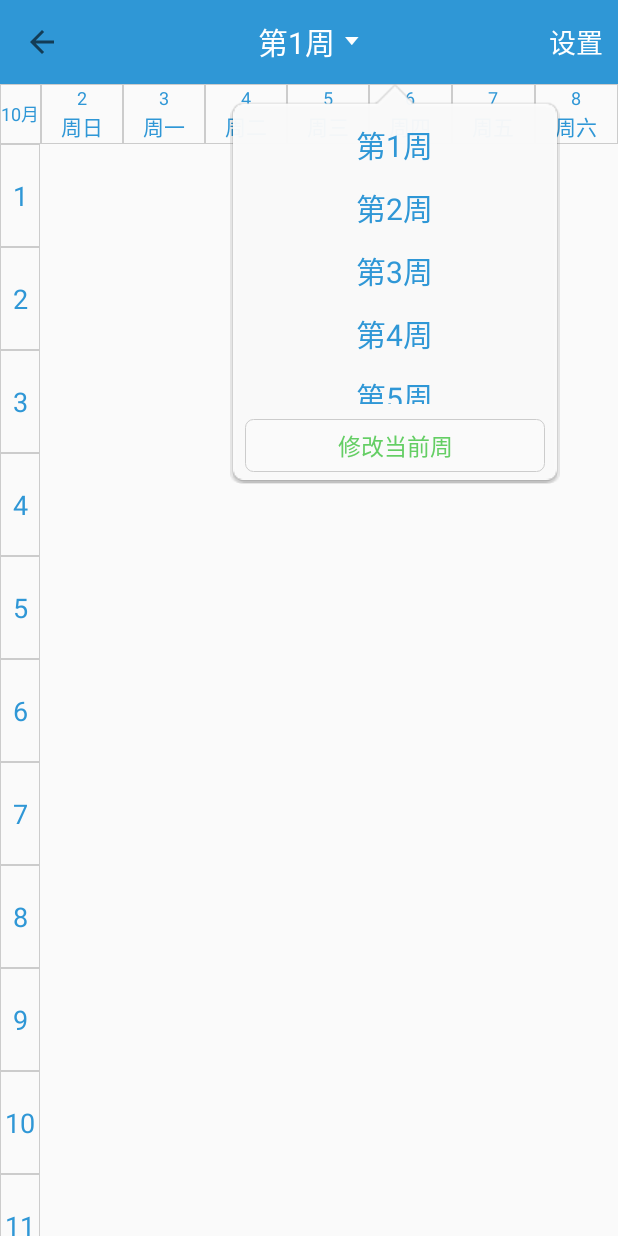
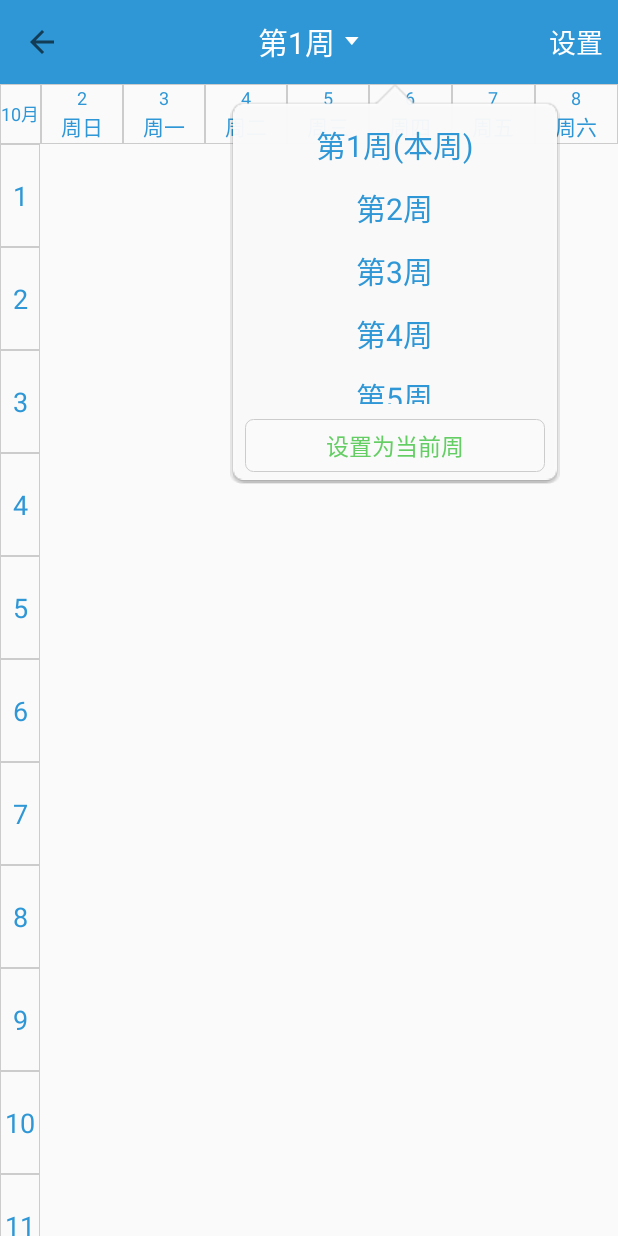
Before and after one commit to STRSong/UPCAid, an Android app: the CourseActivity screen opened directly, with no data from a screen before it, after a tap on "第1周", on a phone screen of 412 x 824 dp. Run offline under Robolectric (Android 15) with nearby library versions, the phone set to English and light mode, and no system bars; 1 statement that could not run was skipped.

Commit message:
周数记录添加前

```diff
--- a/app/build.gradle
+++ b/app/build.gradle
@@ -8,8 +8,8 @@ android {
         applicationId "jwxt.cacher.cc.jwxt"
         minSdkVersion 14
         targetSdkVersion 23
-        versionCode 4
-        versionName "1.3"
+        versionCode 5
+        versionName "1.3.1"
     }
     buildTypes {
         release {
--- a/app/src/main/java/jwxt/cacher/cc/jwxt/CourseActivity.java
+++ b/app/src/main/java/jwxt/cacher/cc/jwxt/CourseActivity.java
@@ -1,6 +1,7 @@
 package jwxt.cacher.cc.jwxt;
 
 import android.content.Context;
+import android.content.SharedPreferences;
 import android.graphics.Color;
 import android.graphics.Typeface;
 import android.os.Bundle;
@@ -26,8 +27,10 @@ import android.widget.RelativeLayout;
 import android.widget.TextView;
 
 
+import java.text.SimpleDateFormat;
 import java.util.ArrayList;
 import java.util.Calendar;
+import java.util.Date;
 import java.util.HashMap;
 import java.util.List;
 import java.util.Map;
@@ -60,6 +63,15 @@ public class CourseActivity extends AppCompatActivity {
     int[] backDrawable;
     List<TextView> currentCourses;
 
+    private SharedPreferences sharedPreferences;
+    private int currentWeek;
+    private int lastCurrentWeek;
+    private int currentWeekOfYear;
+    private int timeWeek;
+    private ListView listViewWeek;
+    private WeekChoiceAdapter adapter;
+    private Calendar calendar;
+
     @Override
     protected void onCreate(@Nullable Bundle savedInstanceState) {
         super.onCreate(savedInstanceState);
@@ -67,14 +79,13 @@ public class CourseActivity extends AppCompatActivity {
         setContentView(R.layout.activity_course);
         context = this;
 
-        toolbar=(Toolbar) findViewById(R.id.toolbar_course);
+        toolbar = (Toolbar) findViewById(R.id.toolbar_course);
         setSupportActionBar(toolbar);
-        ActionBar actionBar=getSupportActionBar();
-        if(actionBar!=null){
+        ActionBar actionBar = getSupportActionBar();
+        if (actionBar != null) {
             actionBar.setDisplayShowTitleEnabled(false);
             actionBar.setDisplayHomeAsUpEnabled(true);
         }
-
         textViewMonth = (TextView) findViewById(R.id.course_month);
         textViewSun = (TextView) findViewById(R.id.course_sun);
         textViewMon = (TextView) findViewById(R.id.course_mon);
@@ -83,30 +94,16 @@ public class CourseActivity extends AppCompatActivity {
         textViewThu = (TextView) findViewById(R.id.course_thu);
         textViewFri = (TextView) findViewById(R.id.course_fri);
         textViewSat = (TextView) findViewById(R.id.course_sat);
-        textViewWeek=(TextView)findViewById(R.id.course_week);
-        textViewWeekChoice=(TextView)findViewById(R.id.course_choice);
-        Typeface iconfont=Typeface.createFromAsset(getAssets(), "iconfont/iconfont.ttf");
+
+        textViewWeekChoice = (TextView) findViewById(R.id.course_choice);
+        Typeface iconfont = Typeface.createFromAsset(getAssets(), "iconfont/iconfont.ttf");
         textViewWeekChoice.setTypeface(iconfont);
-        currentCourses=new ArrayList<>();
-
-
-
-//        connection = (JWXTConnection) getIntent().getSerializableExtra("connection");
-        szsdConnection=(SZSDConnection)getIntent().getSerializableExtra("connection");
-        courseList=(ArrayList<Course>)getIntent().getSerializableExtra("course");
-        System.out.println(courseList);
-        backDrawable=new int[9];
-        backDrawable[0]=R.drawable.course_info_blue;
-        backDrawable[1]=R.drawable.course_info_green;
-        backDrawable[2]=R.drawable.course_info_pink;
-        backDrawable[3]=R.drawable.course_info_red;
-        backDrawable[4]=R.drawable.course_info_yellow;
-        backDrawable[5]=R.drawable.course_info_greedyellow;
-        backDrawable[6]=R.drawable.course_info_qing;
-        backDrawable[7]=R.drawable.course_info_purple;
-        backDrawable[8]=R.drawable.course_info_brown;
-
-        Calendar calendar = Calendar.getInstance();
+        currentCourses = new ArrayList<>();
+        textViewWeek = (TextView) findViewById(R.id.course_week);
+        sharedPreferences = this.getSharedPreferences("courseInfo", Context.MODE_PRIVATE);
+        /*计算时间*/
+        calendar = Calendar.getInstance();
+        calendar.setFirstDayOfWeek(Calendar.SUNDAY);
         int month = calendar.get(Calendar.MONTH) + 1;
         int day = calendar.get(Calendar.DAY_OF_MONTH);
         int week = calendar.get(Calendar.DAY_OF_WEEK);
@@ -126,12 +123,52 @@ public class CourseActivity extends AppCompatActivity {
         textViewSat.setText(String.valueOf(calendar.get(Calendar.DAY_OF_MONTH)));
 
         textViewMonth.setText(String.valueOf(month) + "月");
+        currentWeekOfYear = sharedPreferences.getInt("currentWeekOfYear", 0);
+        if (currentWeekOfYear == 0) {
+            currentWeekOfYear = calendar.get(Calendar.WEEK_OF_YEAR);
+            sharedPreferences.edit().putInt("currentWeekOfYear", calendar.get(Calendar.WEEK_OF_YEAR)).commit();
+        }
+        /***********************/
+        /*设置当前周*/
+        currentWeek = sharedPreferences.getInt("currentWeek", 0);
+        if (currentWeek == 0) {
+            currentWeek = 1;
+            sharedPreferences.edit().putInt("currentWeek", 1).commit();
+        }
+        if (calendar.get(Calendar.WEEK_OF_YEAR) > currentWeekOfYear) {
+            currentWeek += 1;
+            sharedPreferences.edit().putInt("currentWeek", currentWeek).commit();
+            sharedPreferences.edit().putInt("currentWeekOfYear", calendar.get(Calendar.WEEK_OF_YEAR)).commit();
+        }
+        lastCurrentWeek = sharedPreferences.getInt("lastCurrentWeek", 0);
+        if (lastCurrentWeek == 0) {
+            lastCurrentWeek = 1;
+        }
+        textViewWeek.setText("第" + currentWeek + "周");
+        /**************/
 
+
+//        connection = (JWXTConnection) getIntent().getSerializableExtra("connection");
+        szsdConnection = (SZSDConnection) getIntent().getSerializableExtra("connection");
+        courseList = (ArrayList<Course>) getIntent().getSerializableExtra("course");
+        System.out.println(courseList);
+        backDrawable = new int[9];
+        backDrawable[0] = R.drawable.course_info_blue;
+        backDrawable[1] = R.drawable.course_info_green;
+        backDrawable[2] = R.drawable.course_info_pink;
+        backDrawable[3] = R.drawable.course_info_red;
+        backDrawable[4] = R.drawable.course_info_yellow;
+        backDrawable[5] = R.drawable.course_info_greedyellow;
+        backDrawable[6] = R.drawable.course_info_qing;
+        backDrawable[7] = R.drawable.course_info_purple;
+        backDrawable[8] = R.drawable.course_info_brown;
+
+
+        /*绘制课程格子*/
         DisplayMetrics dm = new DisplayMetrics();
         getWindowManager().getDefaultDisplay().getMetrics(dm);
         firstColHeight = dm.heightPixels / 12;
         firstColWidth = dm.widthPixels / 30 * 2;
-
         courseColWidth = dm.widthPixels / 30 * 4;
         courseRelative = (RelativeLayout) findViewById(R.id.course_relative);
         System.out.println(firstColWidth);
@@ -175,12 +212,13 @@ public class CourseActivity extends AppCompatActivity {
                 }
             }
         }
+        /******************/
         initHandler();
         new Thread(new Runnable() {
             @Override
             public void run() {
-                Message msg=courseHandler.obtainMessage();
-                msg.arg1=1;
+                Message msg = courseHandler.obtainMessage();
+                msg.arg1 = currentWeek;
                 courseHandler.sendMessage(msg);
             }
         }).start();
@@ -197,8 +235,8 @@ public class CourseActivity extends AppCompatActivity {
                 super.handleMessage(msg);
 //                List<Course> courses = (List<Course>) msg.obj;
 
-                if(currentCourses.size()!=0){
-                    for(int i=0;i<currentCourses.size();i++){
+                if (currentCourses.size() != 0) {
+                    for (int i = 0; i < currentCourses.size(); i++) {
                         courseRelative.removeView(currentCourses.get(i));
                     }
                     currentCourses.clear();
@@ -207,7 +245,7 @@ public class CourseActivity extends AppCompatActivity {
                 List<Course> thisWeekCourses = new ArrayList<>();
                 Map<String, Integer> back = new HashMap<>();
                 //获取本周课程
-                for (int i = 0,b=0; i < courseList.size(); i++) {
+                for (int i = 0, b = 0; i < courseList.size(); i++) {
                     Course course = courseList.get(i);
                     if (course.isThisWeek(week)) {
                         thisWeekCourses.add(course);
@@ -251,49 +289,126 @@ public class CourseActivity extends AppCompatActivity {
 
         };
     }
-    public void on_ChoiceWeek_Click(View view){
-        if(weekChoicePopup!=null){
-            weekChoicePopup.showAsDropDown(toolbar,233,0);
+
+    public void on_ChoiceWeek_Click(View view) {
+        if (weekChoicePopup != null) {
+            weekChoicePopup.showAsDropDown(toolbar, 233, 0);
+            if (listViewWeek != null) {
+                /*设置list position*/
+                String week = textViewWeek.getText().toString();
+                week = week.substring(1, week.indexOf("周"));
+                int position = currentWeek;
+                try {
+                    position = Integer.parseInt(week);
+                    timeWeek = Integer.parseInt(week);
+                } catch (Exception e) {
+                    e.printStackTrace();
+                }
+                listViewWeek.setSelection(position - 3);
+                /*添加当前周String*/
+                int cWeek = sharedPreferences.getInt("currentWeek", 0);
+                int lWeek = sharedPreferences.getInt("lastCurrentWeek", 0);
+                if (cWeek != 0) {
+                    adapter.weekList.set(cWeek - 1, "第" + cWeek + "周" + "(本周)");
+                }
+                if (lWeek != 0) {
+                    adapter.weekList.set(lWeek - 1, "第" + lWeek + "周");
+                }
+            }
         }
 
     }
-    private void initPopup(){
-        View weekChoice= LayoutInflater.from(context).inflate(R.layout.week_choice_popupwindow,null);
-        final ListView listViewWeek=(ListView)weekChoice.findViewById(R.id.listView_week);
-        WeekChoiceAdapter adapter=new WeekChoiceAdapter(weekChoice.getContext());
+
+    private void initPopup() {
+        final View weekChoice = LayoutInflater.from(context).inflate(R.layout.week_choice_popupwindow, null);
+        listViewWeek = (ListView) weekChoice.findViewById(R.id.listView_week);
+        adapter = new WeekChoiceAdapter(weekChoice.getContext());
         listViewWeek.setAdapter(adapter);
         listViewWeek.setOnItemClickListener(new AdapterView.OnItemClickListener() {
             @Override
             public void onItemClick(AdapterView<?> parent, View view, final int position, long id) {
-                Message msg=courseHandler.obtainMessage();
-                msg.arg1=position+1;
+                Message msg = courseHandler.obtainMessage();
+                msg.arg1 = position + 1;
                 courseHandler.sendMessage(msg);
-                LinearLayout linearLayout=(LinearLayout)view;
-                TextView textView=(TextView) linearLayout.getChildAt(0);
-                textViewWeek.setText(textView.getText());
+                int deltaWeek = position + 1 - timeWeek;
+                System.out.println(deltaWeek);
+                System.out.println(timeWeek);
+                calendar.add(Calendar.WEEK_OF_YEAR, deltaWeek);
+                SimpleDateFormat simpleDateFormat = new SimpleDateFormat("yyyy-MM-dd");
+                System.out.println(simpleDateFormat.format(calendar.getTime()));
+                int month = calendar.get(Calendar.MONTH) + 1;
+                int day = calendar.get(Calendar.DAY_OF_MONTH);
+                int week = calendar.get(Calendar.DAY_OF_WEEK);
+                calendar.add(Calendar.DAY_OF_WEEK, -week + 1);
+                textViewSun.setText(String.valueOf(calendar.get(Calendar.DAY_OF_MONTH)));
+                calendar.add(Calendar.DAY_OF_MONTH, 1);
+                textViewMon.setText(String.valueOf(calendar.get(Calendar.DAY_OF_MONTH)));
+                calendar.add(Calendar.DAY_OF_MONTH, 1);
+                textViewTue.setText(String.valueOf(calendar.get(Calendar.DAY_OF_MONTH)));
+                calendar.add(Calendar.DAY_OF_MONTH, 1);
+                textViewWed.setText(String.valueOf(calendar.get(Calendar.DAY_OF_MONTH)));
+                calendar.add(Calendar.DAY_OF_MONTH, 1);
+                textViewThu.setText(String.valueOf(calendar.get(Calendar.DAY_OF_MONTH)));
+                calendar.add(Calendar.DAY_OF_MONTH, 1);
+                textViewFri.setText(String.valueOf(calendar.get(Calendar.DAY_OF_MONTH)));
+                calendar.add(Calendar.DAY_OF_MONTH, 1);
+                textViewSat.setText(String.valueOf(calendar.get(Calendar.DAY_OF_MONTH)));
+
+                textViewMonth.setText(String.valueOf(month) + "月");
+
+                LinearLayout linearLayout = (LinearLayout) view;
+                TextView textView = (TextView) linearLayout.getChildAt(0);
+                String contentWeek = textView.getText().toString();
+                if (contentWeek.contains("(")) {
+                    contentWeek = contentWeek.substring(0, 3);
+                }
+                textViewWeek.setText(contentWeek);
                 weekChoicePopup.dismiss();
-                System.out.println(position);
             }
         });
 
-        Button weekSetBtn=(Button)weekChoice.findViewById(R.id.btn_weekSet);
+        Button weekSetBtn = (Button) weekChoice.findViewById(R.id.btn_weekSet);
         weekSetBtn.setOnTouchListener(new View.OnTouchListener() {
             @Override
             public boolean onTouch(View v, MotionEvent event) {
-                if(event.getAction()==MotionEvent.ACTION_DOWN){
+                if (event.getAction() == MotionEvent.ACTION_DOWN) {
                     v.setBackgroundResource(R.drawable.ic_week_set_button_press);
-                }else if(event.getAction()==MotionEvent.ACTION_UP){
+                } else if (event.getAction() == MotionEvent.ACTION_UP) {
                     v.setBackgroundResource(R.drawable.ic_week_set_button);
                 }
                 return false;
             }
         });
-        weekChoicePopup=new PopupWindow(weekChoice);
+        weekSetBtn.setOnClickListener(new View.OnClickListener() {
+            @Override
+            public void onClick(View v) {
+                String week = textViewWeek.getText().toString();
+                System.out.println(week);
+                week = week.substring(1, week.indexOf("周"));
+                int cWeek = 0;
+                try {
+                    cWeek = Integer.parseInt(week);
+                } catch (Exception e) {
+                    e.printStackTrace();
+                }
+                int lWeek = sharedPreferences.getInt("currentWeek", 0);
+                //是否已是当前周
+                if(lWeek!=cWeek){
+                    sharedPreferences.edit().putInt("currentWeek", cWeek).commit();
+                    sharedPreferences.edit().putInt("lastCurrentWeek", lWeek).commit();
+                }
+                if (weekChoicePopup != null) {
+                    weekChoicePopup.dismiss();
+                }
+
+            }
+        });
+        weekChoicePopup = new PopupWindow(weekChoice);
         weekChoicePopup.setWidth(ViewGroup.LayoutParams.WRAP_CONTENT);
         weekChoicePopup.setHeight(ViewGroup.LayoutParams.WRAP_CONTENT);
         weekChoicePopup.setFocusable(true);
 
-        weekChoicePopup.setBackgroundDrawable(ContextCompat.getDrawable(context,R.drawable.ic_dropdown_week_bg));
+        weekChoicePopup.setBackgroundDrawable(ContextCompat.getDrawable(context, R.drawable.ic_dropdown_week_bg));
 
     }
 }
--- a/app/src/main/java/jwxt/cacher/cc/jwxt/WeekChoiceAdapter.java
+++ b/app/src/main/java/jwxt/cacher/cc/jwxt/WeekChoiceAdapter.java
@@ -56,4 +56,5 @@ public class WeekChoiceAdapter extends BaseAdapter {
         textView.setText(weekList.get(position));
         return linearLayout;
     }
+
 }
--- a/app/src/main/res/layout/week_choice_popupwindow.xml
+++ b/app/src/main/res/layout/week_choice_popupwindow.xml
@@ -23,6 +23,6 @@
         android:background="@drawable/ic_week_set_button"
         android:textColor="#64ce64"
         style="?android:attr/borderlessButtonStyle"
-        android:text="修改当前周"
+        android:text="设置为当前周"
         android:textSize="15dp"/>
 </LinearLayout>
```
